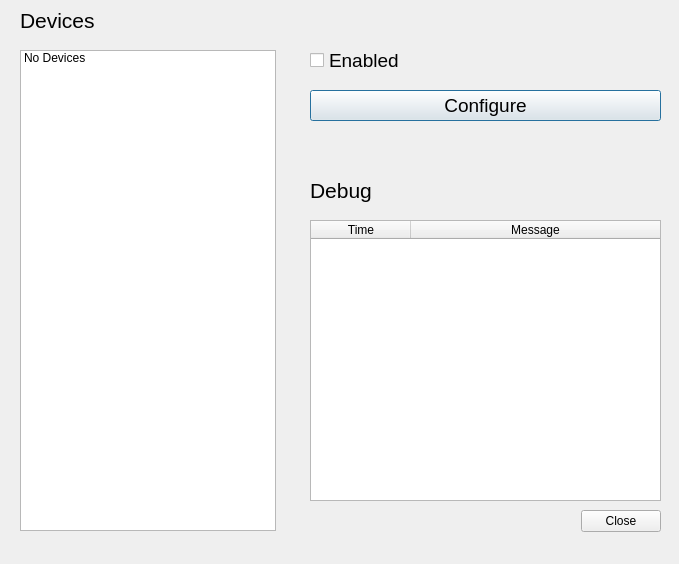
Alzy/obs-midi, file forms/settings-dialog.ui: the form before one commit.
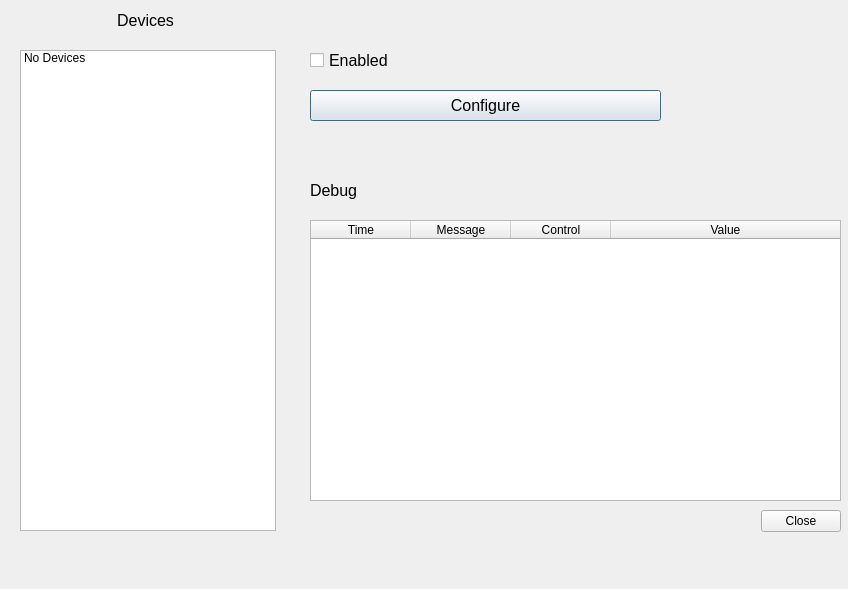
The form after the commit.

The edit to the form file:
```diff
--- a/forms/settings-dialog.ui
+++ b/forms/settings-dialog.ui
@@ -7,8 +7,8 @@
    <rect>
     <x>0</x>
     <y>0</y>
-    <width>679</width>
-    <height>564</height>
+    <width>848</width>
+    <height>589</height>
    </rect>
   </property>
   <property name="windowTitle">
@@ -25,7 +25,8 @@
    </property>
    <property name="font">
     <font>
-     <pointsize>16</pointsize>
+     <family>Tahoma</family>
+     <pointsize>12</pointsize>
     </font>
    </property>
    <property name="text">
@@ -55,7 +56,7 @@
     <rect>
      <x>310</x>
      <y>220</y>
-     <width>351</width>
+     <width>531</width>
      <height>281</height>
     </rect>
    </property>
@@ -81,6 +82,16 @@
      <string>Message</string>
     </property>
    </column>
+   <column>
+    <property name="text">
+     <string>Control</string>
+    </property>
+   </column>
+   <column>
+    <property name="text">
+     <string>Value</string>
+    </property>
+   </column>
   </widget>
   <widget class="QCheckBox" name="check_enabled">
    <property name="geometry">
@@ -93,7 +104,8 @@
    </property>
    <property name="font">
     <font>
-     <pointsize>14</pointsize>
+     <family>Tahoma</family>
+     <pointsize>12</pointsize>
     </font>
    </property>
    <property name="text">
@@ -114,7 +126,8 @@
    </property>
    <property name="font">
     <font>
-     <pointsize>14</pointsize>
+     <family>Tahoma</family>
+     <pointsize>12</pointsize>
     </font>
    </property>
    <property name="autoFillBackground">
@@ -138,14 +151,15 @@
    </property>
    <property name="font">
     <font>
-     <pointsize>16</pointsize>
+     <family>Tahoma</family>
+     <pointsize>12</pointsize>
     </font>
    </property>
    <property name="text">
     <string>Devices</string>
    </property>
    <property name="alignment">
-    <set>Qt::AlignLeading|Qt::AlignLeft|Qt::AlignVCenter</set>
+    <set>Qt::AlignCenter</set>
    </property>
   </widget>
   <widget class="QDialogButtonBox" name="buttonBox">
@@ -153,7 +167,7 @@
     <rect>
      <x>310</x>
      <y>510</y>
-     <width>351</width>
+     <width>531</width>
      <height>23</height>
     </rect>
    </property>
```
Left out of the diff: 19 changed lines with no effect on the pictures.
